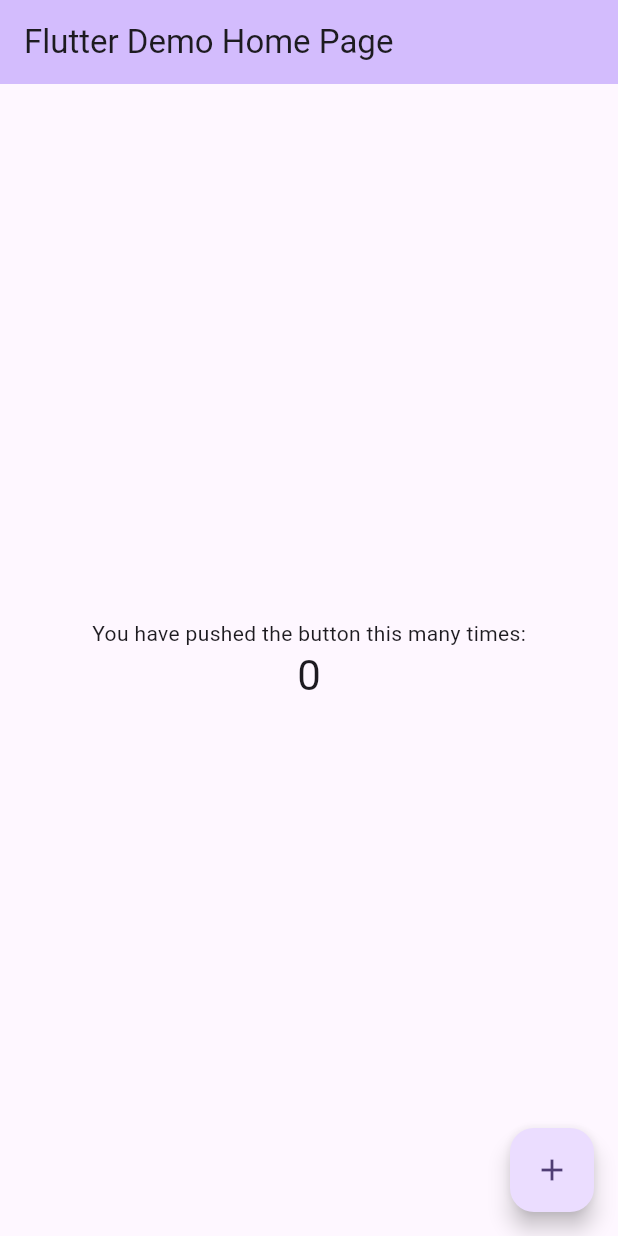
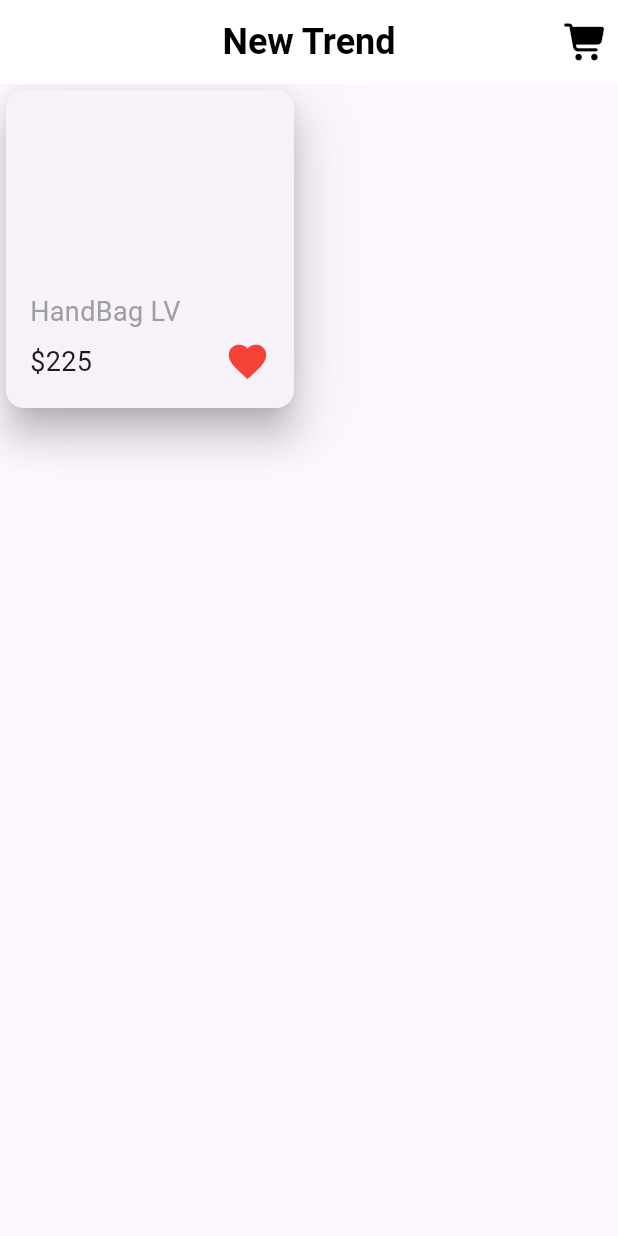
Before and after one commit to FiloHany/Store_App, a Flutter app: the screen it shows after launch, on a phone screen of 412 x 824 dp. Run offline on Flutter 3.47's test engine with Material 3 defaults, Android fonts, the phone set to English and light mode, and no system bars; our stand-ins replace font_awesome_flutter.

Commit message:
HomePage implemnetation Card strucutre & APP Bar

```diff
--- a/lib/main.dart
+++ b/lib/main.dart
@@ -1,5 +1,5 @@
 import 'package:flutter/material.dart';
-import 'package:http/http.dart' as http;
+import 'package:store/screens/home_page.dart';
 
 void main() {
   runApp(const MyApp());
@@ -12,131 +12,13 @@ class MyApp extends StatelessWidget {
   @override
   Widget build(BuildContext context) {
     return MaterialApp(
-      title: 'Flutter Demo',
-      theme: ThemeData(
-        // This is the theme of your application.
-        //
-        // TRY THIS: Try running your application with "flutter run". You'll see
-        // the application has a purple toolbar. Then, without quitting the app,
-        // try changing the seedColor in the colorScheme below to Colors.green
-        // and then invoke "hot reload" (save your changes or press the "hot
-        // reload" button in a Flutter-supported IDE, or press "r" if you used
-        // the command line to start the app).
-        //
-        // Notice that the counter didn't reset back to zero; the application
-        // state is not lost during the reload. To reset the state, use hot
-        // restart instead.
-        //
-        // This works for code too, not just values: Most code changes can be
-        // tested with just a hot reload.
-        colorScheme: ColorScheme.fromSeed(seedColor: Colors.deepPurple),
-        useMaterial3: true,
-      ),
-      home: const MyHomePage(title: 'Flutter Demo Home Page'),
+
+      debugShowCheckedModeBanner: false,
+      routes: {
+        HomePage.id: (context) => const HomePage(),
+      },
+
+      initialRoute: HomePage.id,
     );
   }
 }
-
-class MyHomePage extends StatefulWidget {
-  const MyHomePage({super.key, required this.title});
-
-  // This widget is the home page of your application. It is stateful, meaning
-  // that it has a State object (defined below) that contains fields that affect
-  // how it looks.
-
-  // This class is the configuration for the state. It holds the values (in this
-  // case the title) provided by the parent (in this case the App widget) and
-  // used by the build method of the State. Fields in a Widget subclass are
-  // always marked "final".
-
-  final String title;
-
-  @override
-  State<MyHomePage> createState() => _MyHomePageState();
-}
-
-class _MyHomePageState extends State<MyHomePage> {
-  int _counter = 0;
-
-  void _incrementCounter() {
-    setState(() {
-      // This call to setState tells the Flutter framework that something has
-      // changed in this State, which causes it to rerun the build method below
-      // so that the display can reflect the updated values. If we changed
-      // _counter without calling setState(), then the build method would not be
-      // called again, and so nothing would appear to happen.
-      _counter++;
-    });
-  }
-
-  @override
-  Widget build(BuildContext context) {
-    // This method is rerun every time setState is called, for instance as done
-    // by the _incrementCounter method above.
-    //
-    // The Flutter framework has been optimized to make rerunning build methods
-    // fast, so that you can just rebuild anything that needs updating rather
-    // than having to individually change instances of widgets.
-    return Scaffold(
-      appBar: AppBar(
-        // TRY THIS: Try changing the color here to a specific color (to
-        // Colors.amber, perhaps?) and trigger a hot reload to see the AppBar
-        // change color while the other colors stay the same.
-        backgroundColor: Theme.of(context).colorScheme.inversePrimary,
-        // Here we take the value from the MyHomePage object that was created by
-        // the App.build method, and use it to set our appbar title.
-        title: Text(widget.title),
-      ),
-      body: Center(
-        // Center is a layout widget. It takes a single child and positions it
-        // in the middle of the parent.
-        child: Column(
-          // Column is also a layout widget. It takes a list of children and
-          // arranges them vertically. By default, it sizes itself to fit its
-          // children horizontally, and tries to be as tall as its parent.
-          //
-          // Column has various properties to control how it sizes itself and
-          // how it positions its children. Here we use mainAxisAlignment to
-          // center the children vertically; the main axis here is the vertical
-          // axis because Columns are vertical (the cross axis would be
-          // horizontal).
-          //
-          // TRY THIS: Invoke "debug painting" (choose the "Toggle Debug Paint"
-          // action in the IDE, or press "p" in the console), to see the
-          // wireframe for each widget.
-          mainAxisAlignment: MainAxisAlignment.center,
-          children: <Widget>[
-            const Text(
-              'You have pushed the button this many times:',
-            ),
-            Text(
-              '$_counter',
-              style: Theme.of(context).textTheme.headlineMedium,
-            ),
-          ],
-        ),
-      ),
-      floatingActionButton: FloatingActionButton(
-        onPressed: () async {
-          http.Response response = await http.post(
-              Uri.parse(
-                'https://fakestoreapi.com/products',
-              ),
-              body: {
-                'title': 'test product',
-                'price': '13.5',
-                'description': 'lorem ipsum set',
-                'image': 'https://i.pravatar.cc',
-                'category': 'electronic',
-              },headers: {
-                'Content-Type': 'application/x-www-form-urlencoded',
-                'Accept': 'application/json',
-              });
-              print(response.body);
-        },
-        tooltip: 'Increment',
-        child: const Icon(Icons.add),
-      ), // This trailing comma makes auto-formatting nicer for build methods.
-    );
-  }
-}
--- /dev/null
+++ b/lib/screens/home_page.dart
@@ -0,0 +1,83 @@
+import 'package:flutter/material.dart';
+import 'package:font_awesome_flutter/font_awesome_flutter.dart';
+
+class HomePage extends StatelessWidget {
+  const HomePage({super.key});
+  static const String id = 'homePage';
+
+  @override
+  Widget build(BuildContext context) {
+    return Scaffold(
+      appBar: AppBar(
+        actions: [
+          IconButton(
+            onPressed: () {},
+            icon: const Icon(
+              FontAwesomeIcons.cartShopping,
+              color: Colors.black,
+            ),
+          ),
+        ],
+        centerTitle: true,
+        elevation: 0,
+        backgroundColor: Colors.white,
+        title: const Text(
+          'New Trend',
+          style: TextStyle(
+            color: Colors.black,
+            fontWeight: FontWeight.bold,
+            fontSize: 24,
+          ),
+        ),
+      ),
+      body: Container(
+        width: 200,
+        height: 220,
+        decoration: BoxDecoration(boxShadow: [
+          BoxShadow(
+              blurRadius: 40,
+              color: Colors.grey.withOpacity(.2),
+              offset: const Offset(10, 10)),
+        ]),
+        child: const Card(
+          elevation: 10,
+          // Padding(padding: EdgeInsetsGeometry.symmetric(horizontal: 16, vertical: 16)),
+          child: Padding(
+            padding: EdgeInsets.symmetric(horizontal: 16, vertical: 16),
+            child: Column(
+              mainAxisAlignment: MainAxisAlignment.end,
+              crossAxisAlignment: CrossAxisAlignment.start,
+              children: [
+                Padding(padding: EdgeInsetsGeometry.all(16)),
+                Text(
+                  'HandBag LV',
+                  style: TextStyle(
+                    color: Colors.grey,
+                    fontSize: 18,
+                  ),
+                ),
+                SizedBox(
+                  height: 5,
+                ),
+                Row(
+                  mainAxisAlignment: MainAxisAlignment.spaceBetween,
+                  children: [
+                    Text(
+                      r'$225',
+                      style: TextStyle(fontSize: 18),
+                    ),
+                    Icon(
+                      Icons.favorite,
+                      color: Colors.red,
+                      size: 30,
+                    )
+                  ],
+                ),
+              ],
+            ),
+          ),
+        ),
+      ),
+    );
+  }
+}
--- a/lib/services/categories_services.dart
+++ b/lib/services/categories_services.dart
@@ -4,7 +4,7 @@ import 'package:store/models/product_model.dart';
 class CategoriesServices {
   Future<List<ProductModel>> categories({required String categoryName}) async {
     List<dynamic> data = await API()
-        .get(url: 'https://fakestoreapi.com/products/category/$categoryName');
+        .get(url: 'https://fakestoreapi.com/products/category/$categoryName', token: null);
 
     List<ProductModel> productsList = [];
     for (int i = 0; i < data.length; i++) {
--- a/lib/services/update_product.dart
+++ b/lib/services/update_product.dart
@@ -18,7 +18,7 @@ class UpdateProductServices{
           'description': description,
           'image': image,
           'category': category,
-        }
+        }, token: null
     );
     return ProductModel.fromJson(data);
   }
--- a/pubspec.yaml
+++ b/pubspec.yaml
@@ -36,6 +36,7 @@ dependencies:
   # Use with the CupertinoIcons class for iOS style icons.
   cupertino_icons: ^1.0.8
   http: ^1.5.0
+  font_awesome_flutter: ^10.9.0
 
 dev_dependencies:
   flutter_test:
```
Also changed, not shown: pubspec.lock, 1 other file.
